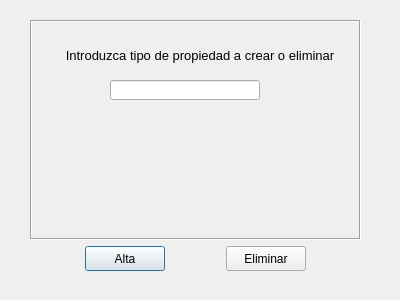
The window that templates/dlgGestipoprop.ui (Manue14/Proyecto_interfaces) describes before a commit, drawn with Qt 5.
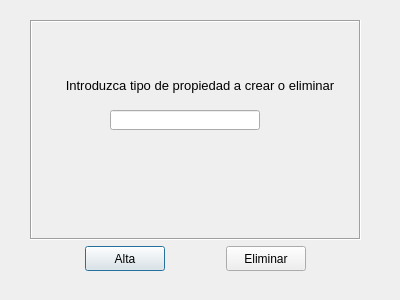
The same window after the commit. Icons and pictures are not drawn.

The edit to the form file:
```diff
--- a/templates/dlgGestipoprop.ui
+++ b/templates/dlgGestipoprop.ui
@@ -25,7 +25,10 @@
   <property name="windowTitle">
    <string>Gestión Tipo Propiedades</string>
   </property>
-  <widget class="QWidget" name="">
+  <property name="modal">
+   <bool>true</bool>
+  </property>
+  <widget class="QWidget" name="layoutWidget">
    <property name="geometry">
     <rect>
      <x>30</x>
@@ -47,7 +50,7 @@
        <property name="geometry">
         <rect>
          <x>30</x>
-         <y>20</y>
+         <y>50</y>
          <width>280</width>
          <height>30</height>
         </rect>
@@ -80,7 +83,7 @@
        <property name="geometry">
         <rect>
          <x>80</x>
-         <y>60</y>
+         <y>90</y>
          <width>150</width>
          <height>20</height>
         </rect>
@@ -98,6 +101,25 @@
         </size>
        </property>
       </widget>
+      <widget class="QLabel" name="label">
+       <property name="geometry">
+        <rect>
+         <x>130</x>
+         <y>10</y>
+         <width>51</width>
+         <height>41</height>
+        </rect>
+       </property>
+       <property name="text">
+        <string/>
+       </property>
+       <property name="pixmap">
+        <pixmap>../img/house.ico</pixmap>
+       </property>
+       <property name="scaledContents">
+        <bool>true</bool>
+       </property>
+      </widget>
      </widget>
     </item>
     <item>
```
Left out of the diff: 3 changed lines with no effect on the pictures.
